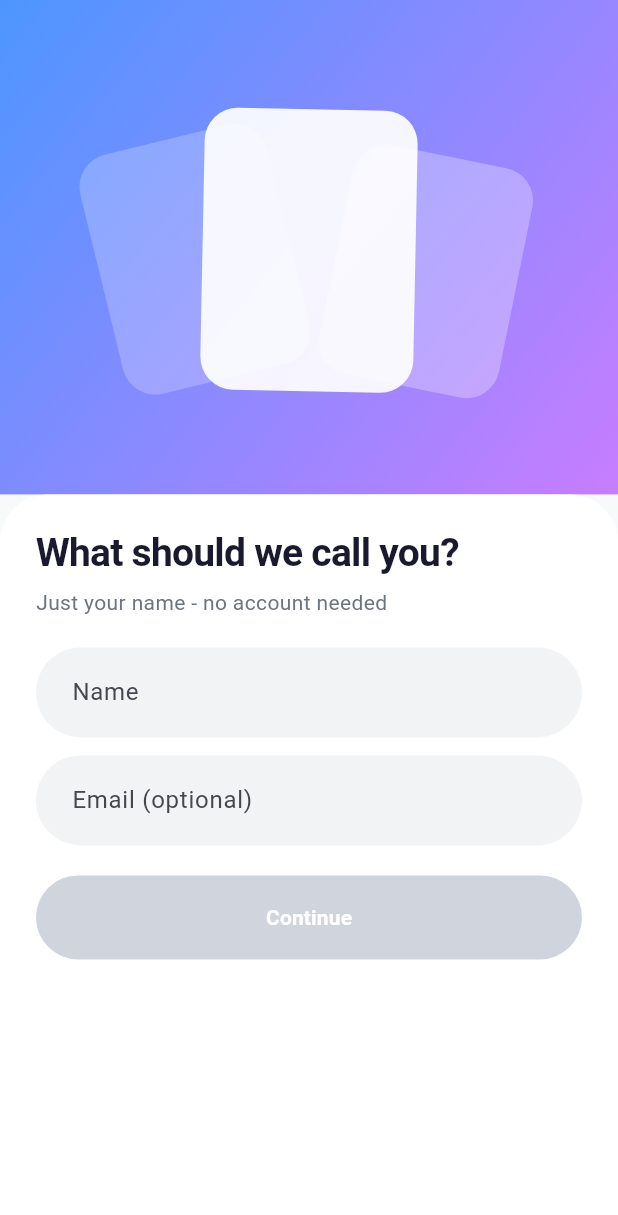
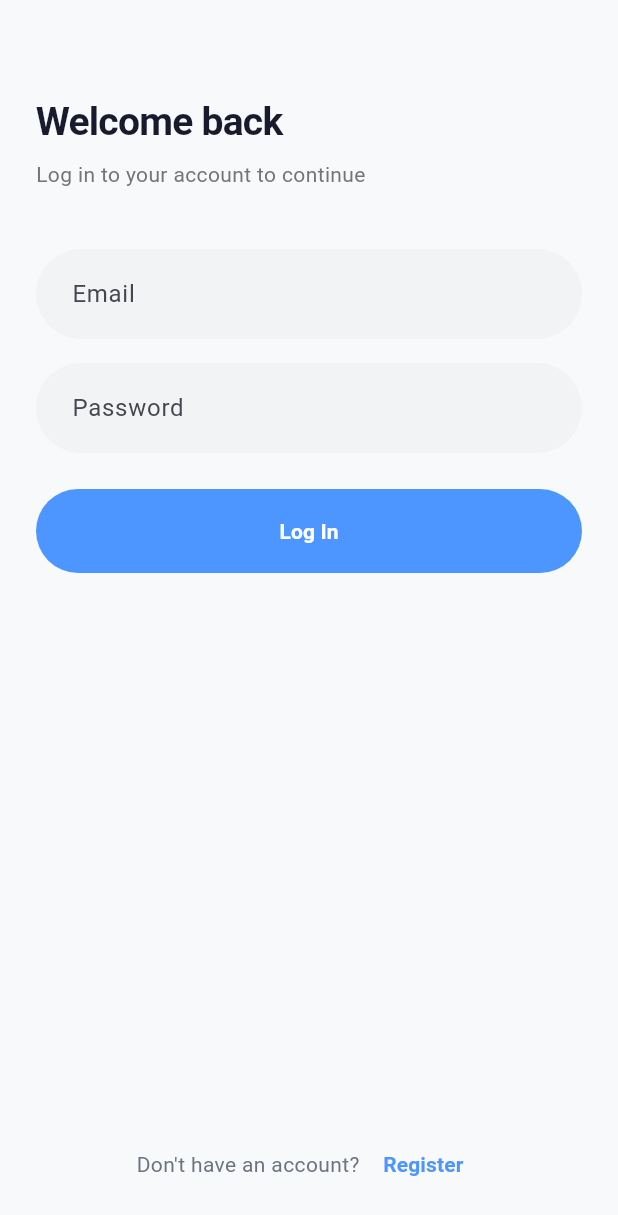
Before and after one commit to Aasu703/snapconnect, a Flutter app: the screen it shows after launch, on a phone screen of 412 x 824 dp. Shown: the top 1215 px of the screen. Run offline on Flutter 3.47's test engine with Material 3 defaults, Android fonts, the phone set to English and light mode, and no system bars; drawn by our look-alikes of flutter_animate; our stand-ins replace cached_network_image, confetti, dio, equatable, file_picker, flutter_bloc and 17 more; missing offline and left inert: mobile_scanner; accounts and stored records are empty.

Commit message:
Sprint 1: Initial setup for mobile app

```diff
--- a/lib/app.dart
+++ b/lib/app.dart
@@ -20,15 +20,49 @@ import 'package:snapconnect/features/splash/splash_screen.dart';
 import 'package:snapconnect/widgets/app_navbar.dart';
 import 'package:snapconnect/widgets/identity_bottom_sheet.dart';
 
+import 'package:flutter/material.dart';
+import 'package:flutter_bloc/flutter_bloc.dart';
+import 'package:flutter_riverpod/flutter_riverpod.dart';
+import 'package:go_router/go_router.dart';
+import 'package:snapconnect/core/constants/app_colors.dart';
+import 'package:snapconnect/core/constants/app_text_styles.dart';
+import 'package:snapconnect/core/providers/app_providers.dart';
+import 'package:snapconnect/core/services/session_service.dart';
+import 'package:snapconnect/features/albums/album_detail_screen.dart';
+import 'package:snapconnect/features/albums/albums_screen.dart';
+import 'package:snapconnect/features/albums/create_album_screen.dart';
+import 'package:snapconnect/features/onboarding/onboarding_screen.dart';
+import 'package:snapconnect/features/party/create_party_screen.dart';
+import 'package:snapconnect/features/party/join_party_screen.dart';
+import 'package:snapconnect/features/party/parties_screen.dart';
+import 'package:snapconnect/features/party/party_detail_screen.dart';
+import 'package:snapconnect/features/photos/photo_viewer_screen.dart';
+import 'package:snapconnect/features/photos/upload_screen.dart';
+import 'package:snapconnect/features/profile/profile_screen.dart';
+import 'package:snapconnect/features/splash/splash_screen.dart';
+import 'package:snapconnect/features/auth/presentation/pages/login_page.dart';
+import 'package:snapconnect/features/auth/presentation/pages/register_page.dart';
+import 'package:snapconnect/features/auth/presentation/BloC/auth_cubit.dart';
+import 'package:snapconnect/features/auth/presentation/BloC/auth_state.dart';
+import 'package:snapconnect/features/auth/data/repositories/auth_repository.dart';
+import 'package:snapconnect/widgets/app_navbar.dart';
+import 'package:snapconnect/widgets/identity_bottom_sheet.dart';
+
 /// Root app widget containing router and global themes.
 class SnapConnectApp extends ConsumerWidget {
   const SnapConnectApp({super.key});
 
   @override
   Widget build(BuildContext context, WidgetRef ref) {
-    final router = ref.watch(appRouterProvider);
     final themeMode = ref.watch(themeModeProvider);
 
+    return RepositoryProvider(
+      create: (context) => AuthRepository(),
+      child: BlocProvider(
+        create: (context) => AuthCubit(context.read<AuthRepository>())..checkAuth(),
+        child: Builder(
+          builder: (context) {
+            final router = _buildRouter(context);
             return MaterialApp.router(
               title: 'SnapConnect',
               debugShowCheckedModeBanner: false,
@@ -37,11 +71,13 @@ class SnapConnectApp extends ConsumerWidget {
               darkTheme: _darkTheme(),
               routerConfig: router,
             );
-  }
+          },
+        ),
+      ),
+    );
   }
 
-/// Router provider with onboarding redirect and shell navigation.
-final appRouterProvider = Provider<GoRouter>((ref) {
+  GoRouter _buildRouter(BuildContext context) {
     return GoRouter(
       initialLocation: '/splash',
       redirect: (context, state) {
@@ -49,14 +85,15 @@ final appRouterProvider = Provider<GoRouter>((ref) {
           return null;
         }
 
-      final onboardingComplete = SessionService.instance
-          .isOnboardingCompleted();
+        final authState = context.read<AuthCubit>().state;
+        final bool isAuthenticated = authState is Authenticated;
+        final bool isLoggingIn = state.matchedLocation == '/login' || state.matchedLocation == '/register';
 
-      if (!onboardingComplete && state.matchedLocation != '/onboarding') {
-        return '/onboarding';
+        if (!isAuthenticated && !isLoggingIn) {
+          return '/login';
         }
 
-      if (onboardingComplete && state.matchedLocation == '/onboarding') {
+        if (isAuthenticated && isLoggingIn) {
           return '/';
         }
 
@@ -67,6 +104,20 @@ final appRouterProvider = Provider<GoRouter>((ref) {
           path: '/splash',
           pageBuilder: (context, state) =>
               _buildFadeTransitionPage(state: state, child: const SplashScreen()),
+        ),
+        GoRoute(
+          path: '/login',
+          pageBuilder: (context, state) => _buildFadeTransitionPage(
+            state: state,
+            child: const LoginPage(),
+          ),
+        ),
+        GoRoute(
+          path: '/register',
+          pageBuilder: (context, state) => _buildFadeTransitionPage(
+            state: state,
+            child: const RegisterPage(),
+          ),
         ),
         GoRoute(
           path: '/onboarding',
@@ -172,7 +223,8 @@ final appRouterProvider = Provider<GoRouter>((ref) {
         ),
       ],
     );
-});
+  }
+}
 
 CustomTransitionPage<void> _buildFadeTransitionPage({
   required GoRouterState state,
--- a/lib/core/api/api.endpoints.dart
+++ b/lib/core/api/api.endpoints.dart
@@ -9,7 +9,7 @@ class ApiEndpoints {
   static const bool isPhysicalDevice =
       false; // Set to true for physical device testing, false for emulator/simulator
   static const String _ipAddress = '192.168.1.7';
-  static const int _port = 5050;
+  static const int _port = 3000;
 
   // Base URL configuration
   static String get _host {
--- a/lib/core/models/album_model.dart
+++ b/lib/core/models/album_model.dart
@@ -56,7 +56,7 @@ class AlbumModel {
   }) {
     return AlbumModel(
       id: id ?? this.id,
-      fullName: fullName ?? this.fullName,
+      fullName: fullName ?? fullName,
       coverUrl: coverUrl ?? this.coverUrl,
       createdBy: createdBy ?? this.createdBy,
       createdByName: createdByName ?? this.createdByName,
--- /dev/null
+++ b/lib/features/auth/data/models/user_model.dart
@@ -0,0 +1,43 @@
+class UserModel {
+  final String id;
+  final String email;
+  final String firstName;
+  final String lastName;
+  final String? phone;
+  final String role;
+  final String? imageUrl;
+
+  UserModel({
+    required this.id,
+    required this.email,
+    required this.firstName,
+    required this.lastName,
+    this.phone,
+    required this.role,
+    this.imageUrl,
+  });
+
+  factory UserModel.fromJson(Map<String, dynamic> json) {
+    return UserModel(
+      id: json['id'] ?? json['_id'] ?? '',
+      email: json['email'] ?? '',
+      firstName: json['Firstname'] ?? '',
+      lastName: json['Lastname'] ?? '',
+      phone: json['phone'],
+      role: json['role'] ?? 'user',
+      imageUrl: json['imageUrl'],
+    );
+  }
+
+  Map<String, dynamic> toJson() {
+    return {
+      'id': id,
+      'email': email,
+      'Firstname': firstName,
+      'Lastname': lastName,
+      'phone': phone,
+      'role': role,
+      'imageUrl': imageUrl,
+    };
+  }
+}
--- /dev/null
+++ b/lib/features/auth/presentation/BloC/auth_state.dart
@@ -0,0 +1,32 @@
+import 'package:equatable/equatable.dart';
+import '../../data/models/user_model.dart';
+
+abstract class AuthState extends Equatable {
+  @override
+  List<Object?> get props => [];
+}
+
+class AuthInitial extends AuthState {}
+
+class AuthLoading extends AuthState {}
+
+class Authenticated extends AuthState {
+  final UserModel user;
+  final String? token;
+
+  Authenticated({required this.user, this.token});
+
+  @override
+  List<Object?> get props => [user, token];
+}
+
+class Unauthenticated extends AuthState {}
+
+class AuthError extends AuthState {
+  final String message;
+
+  AuthError(this.message);
+
+  @override
+  List<Object?> get props => [message];
+}
--- /dev/null
+++ b/lib/features/auth/presentation/pages/login_page.dart
@@ -0,0 +1,104 @@
+import 'package:flutter/material.dart';
+import 'package:flutter_bloc/flutter_bloc.dart';
+import 'package:gap/gap.dart';
+import 'package:go_router/go_router.dart';
+import '../BloC/auth_cubit.dart';
+import '../BloC/auth_state.dart';
+
+class LoginPage extends StatefulWidget {
+  const LoginPage({super.key});
+
+  @override
+  State<LoginPage> createState() => _LoginPageState();
+}
+
+class _LoginPageState extends State<LoginPage> {
+  final _emailController = TextEditingController();
+  final _passwordController = TextEditingController();
+
+  @override
+  Widget build(BuildContext context) {
+    return Scaffold(
+      body: BlocListener<AuthCubit, AuthState>(
+        listener: (context, state) {
+          if (state is Authenticated) {
+            context.go('/');
+          } else if (state is AuthError) {
+            ScaffoldMessenger.of(context).showSnackBar(
+              SnackBar(content: Text(state.message)),
+            );
+          }
+        },
+        child: SafeArea(
+          child: Padding(
+            padding: const EdgeInsets.all(24.0),
+            child: Column(
+              crossAxisAlignment: CrossAxisAlignment.stretch,
+              children: [
+                const Gap(40),
+                Text(
+                  'Welcome back',
+                  style: Theme.of(context).textTheme.headlineMedium?.copyWith(
+                    fontWeight: FontWeight.bold,
+                  ),
+                ),
+                const Gap(8),
+                Text(
+                  'Log in to your account to continue',
+                  style: TextStyle(color: Colors.grey[600]),
+                ),
+                const Gap(40),
+                TextField(
+                  controller: _emailController,
+                  decoration: const InputDecoration(
+                    labelText: 'Email',
+                    hintText: 'you@example.com',
+                  ),
+                  keyboardType: TextInputType.emailAddress,
+                ),
+                const Gap(16),
+                TextField(
+                  controller: _passwordController,
+                  decoration: const InputDecoration(
+                    labelText: 'Password',
+                    hintText: '••••••••',
+                  ),
+                  obscureText: true,
+                ),
+                const Gap(24),
+                BlocBuilder<AuthCubit, AuthState>(
+                  builder: (context, state) {
+                    return FilledButton(
+                      onPressed: state is AuthLoading
+                          ? null
+                          : () {
+                              context.read<AuthCubit>().login(
+                                    _emailController.text,
+                                    _passwordController.text,
+                                  );
+                            },
+                      child: state is AuthLoading
+                          ? const CircularProgressIndicator(color: Colors.white)
+                          : const Text('Log In'),
+                    );
+                  },
+                ),
+                const Spacer(),
+                Row(
+                  mainAxisAlignment: MainAxisAlignment.center,
+                  children: [
+                    const Text("Don't have an account? "),
+                    TextButton(
+                      onPressed: () => context.push('/register'),
+                      child: const Text('Register'),
+                    ),
+                  ],
+                ),
+              ],
+            ),
+          ),
+        ),
+      ),
+    );
+  }
+}
--- a/pubspec.yaml
+++ b/pubspec.yaml
@@ -16,6 +16,8 @@ dependencies:
 
   # State management
   flutter_riverpod: ^2.5.1
+  flutter_bloc: ^9.0.0
+  equatable: ^2.0.8
 
   # Navigation
   go_router: ^13.2.0
@@ -33,6 +35,7 @@ dependencies:
 
   # Storage / session
   shared_preferences: ^2.2.3
+  flutter_secure_storage: ^10.3.1
 
   # QR code
   qr_flutter: ^4.1.0
@@ -69,6 +72,7 @@ dependencies:
   share_plus: ^10.0.0
   package_info_plus: ^8.0.2
   equatable: ^2.0.8
+  graphql: ^5.2.4
 
 dev_dependencies:
   flutter_test:
```
Also changed, not shown: lib/features/auth/data/repositories/auth_repository.dart (added, +71 -0 lines), lib/features/auth/presentation/BloC/auth_cubit.dart (added, +53 -0 lines), lib/features/auth/presentation/pages/register_page.dart (added, +142 -0 lines), lib/features/photos/data/repositories/photos_repository.dart (added, +35 -0 lines), lib/features/photos/presentation/BloC/photos_cubit.dart (added, +37 -0 lines), lib/features/photos/presentation/BloC/photos_state.dart (added, +67 -0 lines), pubspec.lock. Lines whose indentation alone changed are shown as unchanged.
